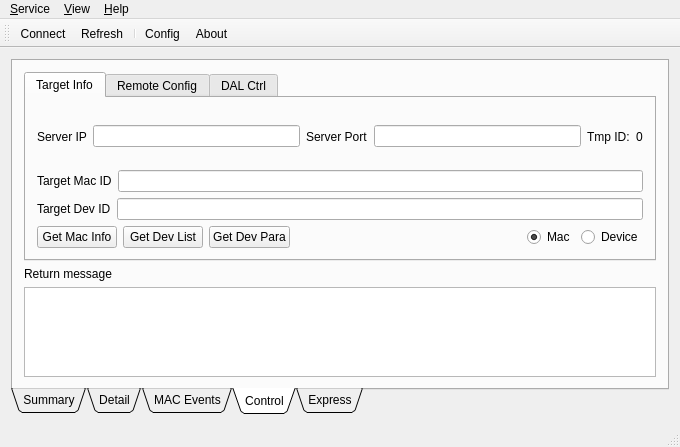
The window that pkCtrlPannel/mainwndctrlpannel.ui (21pages/zpserver) describes before a commit, drawn with Qt 5.
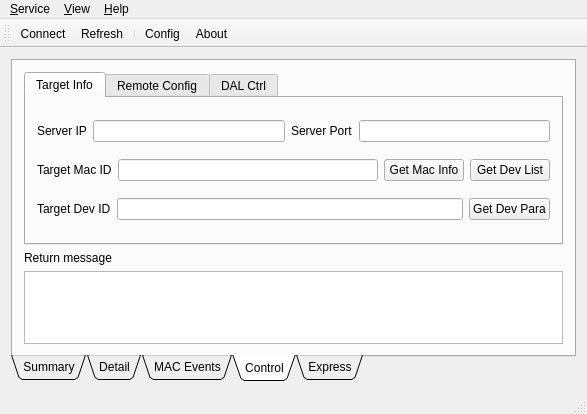
The same window after the commit. The open tabs and pages were chosen to show the change. Icons and pictures are not drawn.

Commit message: 3. Add firmware update messages, waiting for testing with hardware. 4. Add DAL device ctrl function, waiting for test as well.

The edit to the form file:
```diff
--- a/pkCtrlPannel/mainwndctrlpannel.ui
+++ b/pkCtrlPannel/mainwndctrlpannel.ui
@@ -6,8 +6,8 @@
    <rect>
     <x>0</x>
     <y>0</y>
-    <width>680</width>
-    <height>447</height>
+    <width>587</width>
+    <height>414</height>
    </rect>
   </property>
   <property name="windowTitle">
@@ -241,20 +241,6 @@
               <item>
                <widget class="QLineEdit" name="lineEdit_Svr_Port"/>
               </item>
-              <item>
-               <widget class="QLabel" name="label_8">
-                <property name="text">
-                 <string>Tmp ID:</string>
-                </property>
-               </widget>
-              </item>
-              <item>
-               <widget class="QLabel" name="label_tmpid">
-                <property name="text">
-                 <string>0</string>
-                </property>
-               </widget>
-              </item>
              </layout>
             </item>
             <item>
@@ -269,24 +255,6 @@
               <item>
                <widget class="QLineEdit" name="lineEdit_tarID_Mac"/>
               </item>
-             </layout>
-            </item>
-            <item>
-             <layout class="QHBoxLayout" name="horizontalLayout_8">
-              <item>
-               <widget class="QLabel" name="label_9">
-                <property name="text">
-                 <string>Target Dev ID</string>
-                </property>
-               </widget>
-              </item>
-              <item>
-               <widget class="QLineEdit" name="lineEdit_tarID_Dev"/>
-              </item>
-             </layout>
-            </item>
-            <item>
-             <layout class="QHBoxLayout" name="horizontalLayout_6">
               <item>
                <widget class="QPushButton" name="pushButton_getMacInfo">
                 <property name="text">
@@ -301,6 +269,20 @@
                 </property>
                </widget>
               </item>
+             </layout>
+            </item>
+            <item>
+             <layout class="QHBoxLayout" name="horizontalLayout_8">
+              <item>
+               <widget class="QLabel" name="label_9">
+                <property name="text">
+                 <string>Target Dev ID</string>
+                </property>
+               </widget>
+              </item>
+              <item>
+               <widget class="QLineEdit" name="lineEdit_tarID_Dev"/>
+              </item>
               <item>
                <widget class="QPushButton" name="pushButton_getDevPara">
                 <property name="text">
@@ -308,36 +290,6 @@
                 </property>
                </widget>
               </item>
-              <item>
-               <spacer name="horizontalSpacer">
-                <property name="orientation">
-                 <enum>Qt::Horizontal</enum>
-                </property>
-                <property name="sizeHint" stdset="0">
-                 <size>
-                  <width>40</width>
-                  <height>20</height>
-                 </size>
-                </property>
-               </spacer>
-              </item>
-              <item>
-               <widget class="QRadioButton" name="radioButton_Mac">
-                <property name="text">
-                 <string>Mac</string>
-                </property>
-                <property name="checked">
-                 <bool>true</bool>
-                </property>
-               </widget>
-              </item>
-              <item>
-               <widget class="QRadioButton" name="radioButton_Dev">
-                <property name="text">
-                 <string>Device</string>
-                </property>
-               </widget>
-              </item>
              </layout>
             </item>
            </layout>
@@ -571,7 +523,7 @@
     <rect>
      <x>0</x>
      <y>0</y>
-     <width>680</width>
+     <width>587</width>
      <height>23</height>
     </rect>
    </property>
```
Left out of the diff: 18 changed lines with no effect on the pictures. The commit also changes 4 other files.
